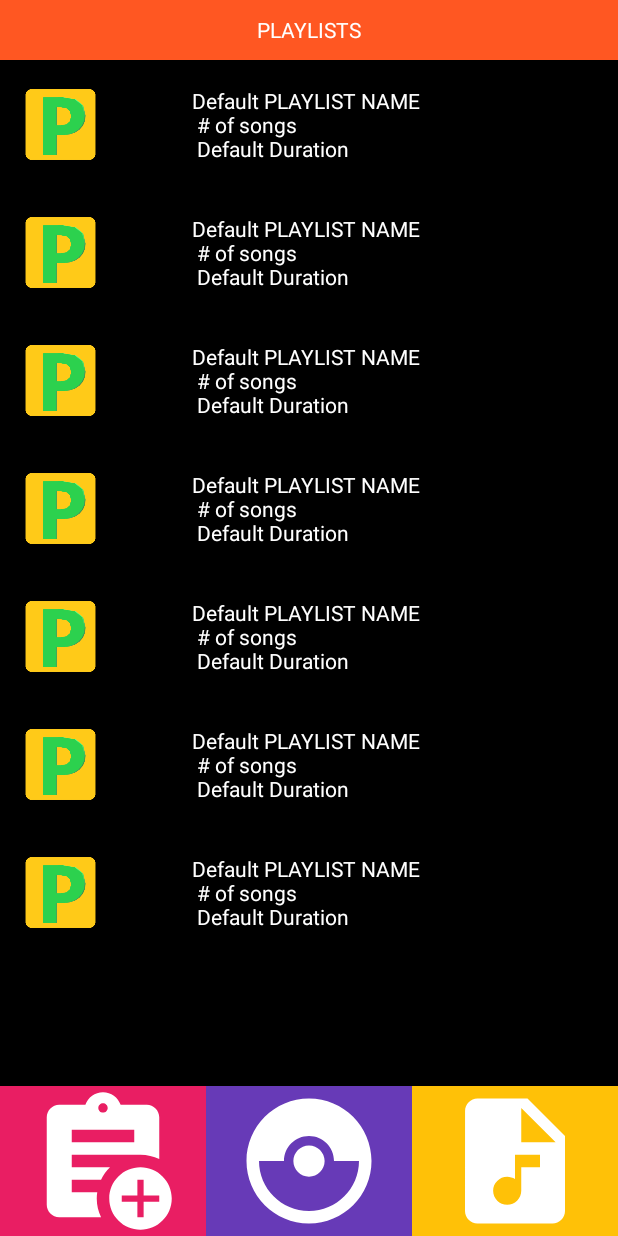
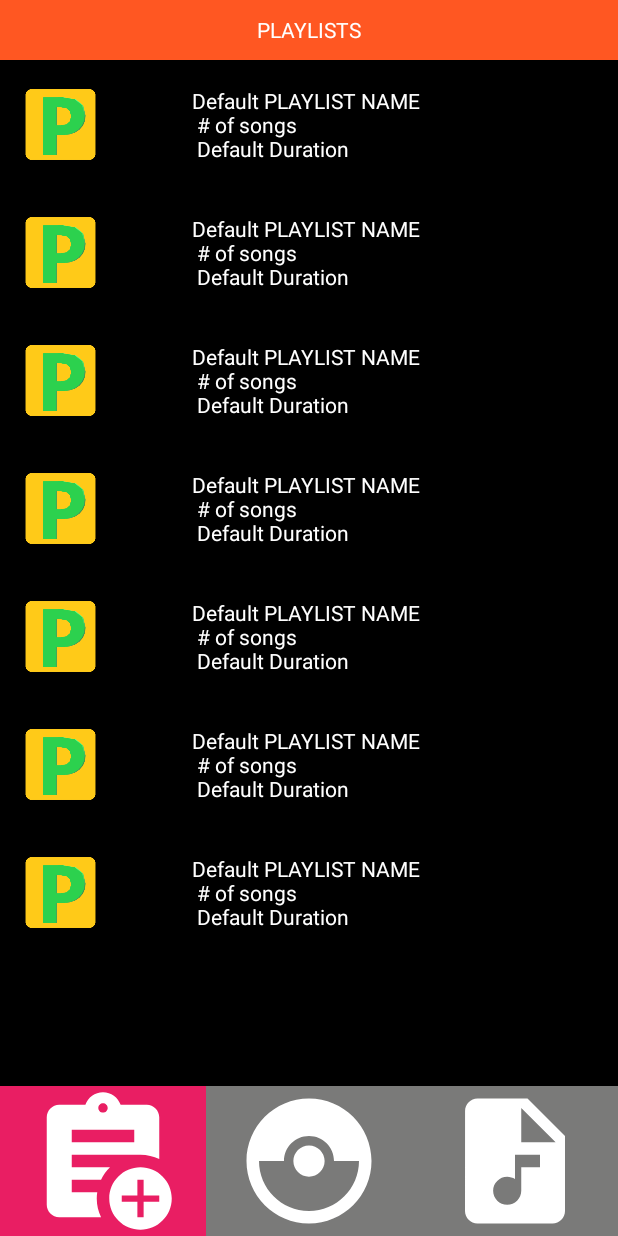
Before and after one commit to DavidTaylor5/Tacoma-Music-Player, an Android app: the MusicChooserFragment screen opened through its navigation route, on a phone screen of 412 x 824 dp. Run offline under Robolectric (Android 15) with nearby library versions, the phone set to English and light mode, and no system bars; our stand-ins replace Timber; 4 statements that could not run were skipped.

Commit message:
UI Update to have Navigation Buttons only be colored when on associated page, make it more clear to the user which page they are on.

```diff
--- a/app/src/main/java/com/example/tacomamusicplayer/fragment/MusicChooserFragment.kt
+++ b/app/src/main/java/com/example/tacomamusicplayer/fragment/MusicChooserFragment.kt
@@ -8,6 +8,7 @@ import androidx.fragment.app.Fragment
 import androidx.viewpager2.widget.ViewPager2
 import com.example.tacomamusicplayer.adapter.ScreenSlidePagerAdapter
 import com.example.tacomamusicplayer.databinding.FragmentMusicChooserBinding
+import com.example.tacomamusicplayer.enum.PageType
 
 class MusicChooserFragment: Fragment() {
 
@@ -41,6 +42,26 @@ class MusicChooserFragment: Fragment() {
         val pagerAdapter = ScreenSlidePagerAdapter(requireActivity())
         viewPager.adapter = pagerAdapter
 
+        val onPageChangedCallback = object: ViewPager2.OnPageChangeCallback() {
+            override fun onPageSelected(position: Int) {
+                super.onPageSelected(position)
+
+                when(position) {
+                    PageType.PLAYLIST_PAGE.type() -> {
+                        binding.navigationControl.setFocusOnNavigationButton(PageType.PLAYLIST_PAGE)
+                    }
+                    PageType.ALBUM_PAGE.type() -> {
+                        binding.navigationControl.setFocusOnNavigationButton(PageType.ALBUM_PAGE)
+                    }
+                    PageType.SONG_PAGE.type() -> {
+                        binding.navigationControl.setFocusOnNavigationButton(PageType.SONG_PAGE)
+                    }
+                }
+            }
+        }
+
+        viewPager.registerOnPageChangeCallback(onPageChangedCallback)
+
         binding.navigationControl.setPlaylistButtonOnClick {
             viewPager.currentItem = PLAYLIST_FRAGMENT
         }
--- a/app/src/main/java/com/example/tacomamusicplayer/fragment/pages/PlaylistFragment.kt
+++ b/app/src/main/java/com/example/tacomamusicplayer/fragment/pages/PlaylistFragment.kt
@@ -31,14 +31,8 @@ class PlaylistFragment(): Fragment() {
 
         binding = FragmentPlaylistBinding.inflate(inflater)
 
-        val observer: Observer<List<MediaItem>> = object : Observer<List<MediaItem>> {
-            override fun onChanged(value: List<MediaItem>) {
-                Timber.d("onCreateView: found albumList.size=${value.size}")
-            }
-        }
 
-        //Now I just need to create different fragments for each type?
-        parentViewModel.albumMediaItemList.observe(viewLifecycleOwner, observer)
+        //TODO I'll want to query data store for playlists
 
         setupPage()
 
--- a/app/src/main/java/com/example/tacomamusicplayer/fragment/pages/SongListFragment.kt
+++ b/app/src/main/java/com/example/tacomamusicplayer/fragment/pages/SongListFragment.kt
@@ -32,14 +32,16 @@ class SongListFragment(): Fragment() {
 
         binding = FragmentSonglistBinding.inflate(inflater)
 
-        val observer: Observer<List<MediaItem>> = object : Observer<List<MediaItem>> {
-            override fun onChanged(value: List<MediaItem>) {
-                Timber.d("onCreateView: found albumList.size=${value.size}")
-            }
-        }
+//        val observer: Observer<List<MediaItem>> = object : Observer<List<MediaItem>> {
+//            override fun onChanged(value: List<MediaItem>) {
+//                Timber.d("onCreateView: found albumList.size=${value.size}")
+//            }
+//        }
+//
+//        //Now I just need to create different fragments for each type?
+//        parentViewModel.albumMediaItemList.observe(viewLifecycleOwner, observer)
 
-        //Now I just need to create different fragments for each type?
-        parentViewModel.albumMediaItemList.observe(viewLifecycleOwner, observer)
+        //TODO I'll instead query the current mediaItem list -> this can be a playlist or an album of songs
 
         setupPage()
 
--- a/app/src/main/java/com/example/tacomamusicplayer/view/CustomNavigationControl.kt
+++ b/app/src/main/java/com/example/tacomamusicplayer/view/CustomNavigationControl.kt
@@ -1,6 +1,7 @@
 package com.example.tacomamusicplayer.view
 
 import android.content.Context
+import android.graphics.Color
 import android.util.AttributeSet
 import android.view.LayoutInflater
 import android.widget.ImageView
@@ -8,6 +9,9 @@ import android.widget.LinearLayout
 import android.widget.TextView
 import androidx.core.content.ContextCompat
 import com.example.tacomamusicplayer.R
+import com.example.tacomamusicplayer.databinding.CustomExoControllerUpdateBinding
+import com.example.tacomamusicplayer.databinding.ViewCustomNavigationControlBinding
+import com.example.tacomamusicplayer.enum.PageType
 
 class CustomNavigationControl @JvmOverloads constructor(
     context: Context,
@@ -15,16 +19,17 @@ class CustomNavigationControl @JvmOverloads constructor(
     defStyleAttr: Int = 0
 ): LinearLayout(context, attrs, defStyleAttr) {
 
-    //views inside of the custom layout
-    private lateinit var playlistButton: ImageView
-    private lateinit var browseAlbumButton: ImageView
-    private lateinit var albumButton: ImageView
+    private lateinit var binding: ViewCustomNavigationControlBinding
+    private val defaultPage: PageType = PageType.PLAYLIST_PAGE
 
     init {
 
         attrs?.let {
 
             val inflater = context.getSystemService(Context.LAYOUT_INFLATER_SERVICE) as LayoutInflater
+
+            //I gotta remember to actually attach to the view
+            binding = ViewCustomNavigationControlBinding.inflate(inflater, this, true)
 
             val typedArray = context.obtainStyledAttributes(it, R.styleable.CustomNavigationControl)
 
@@ -33,30 +38,44 @@ class CustomNavigationControl @JvmOverloads constructor(
             val albumBrowseImg = typedArray.getResourceId(R.styleable.CustomNavigationControl_albumBrowseImg, 0)
             val albumImg = typedArray.getResourceId(R.styleable.CustomNavigationControl_albumImg, 0)
 
-            //finalte default layout
-            inflater.inflate(R.layout.view_custom_navigation_control, this)
+            binding.playlistButton.setImageDrawable(ContextCompat.getDrawable(context, playlistImg))
+            binding.albumlistButton.setImageDrawable(ContextCompat.getDrawable(context, albumBrowseImg))
+            binding.songlistButton.setImageDrawable(ContextCompat.getDrawable(context, albumImg))
 
-            //get references to views in default layout
-            playlistButton = findViewById(R.id.playlist_button)
-            browseAlbumButton = findViewById(R.id.album_browse_button)
-            albumButton = findViewById(R.id.album_button)
-
-            playlistButton.setImageDrawable(ContextCompat.getDrawable(context, playlistImg))
-            browseAlbumButton.setImageDrawable(ContextCompat.getDrawable(context, albumBrowseImg))
-            albumButton.setImageDrawable(ContextCompat.getDrawable(context, albumImg))
+            setFocusOnNavigationButton(defaultPage)
         }
 
     }
 
     fun setPlaylistButtonOnClick(callback: () -> Unit) {
-        playlistButton.setOnClickListener { callback() }
+        binding.playlistButton.setOnClickListener { callback() }
     }
 
     fun setBrowseAlbumButtonOnClick(callback: () -> Unit) {
-        browseAlbumButton.setOnClickListener { callback() }
+        binding.albumlistButton.setOnClickListener { callback() }
     }
 
     fun setAlbumButtonOnClick(callback: () -> Unit) {
-        albumButton.setOnClickListener { callback() }
+        binding.songlistButton.setOnClickListener { callback() }
+    }
+
+    fun setFocusOnNavigationButton(page: PageType) {
+        when(page) {
+            PageType.PLAYLIST_PAGE -> {
+                binding.playlistButton.setBackgroundColor(ContextCompat.getColor(context, R.color.playlist_button_focused))
+                binding.albumlistButton.setBackgroundColor(ContextCompat.getColor(context, R.color.unfocused_button))
+                binding.songlistButton.setBackgroundColor(ContextCompat.getColor(context, R.color.unfocused_button))
+            }
+            PageType.ALBUM_PAGE -> {
+                binding.playlistButton.setBackgroundColor(ContextCompat.getColor(context, R.color.unfocused_button))
+                binding.albumlistButton.setBackgroundColor(ContextCompat.getColor(context, R.color.albumlist_button_focused))
+                binding.songlistButton.setBackgroundColor(ContextCompat.getColor(context, R.color.unfocused_button))
+            }
+            PageType.SONG_PAGE -> {
+                binding.playlistButton.setBackgroundColor(ContextCompat.getColor(context, R.color.unfocused_button))
+                binding.albumlistButton.setBackgroundColor(ContextCompat.getColor(context, R.color.unfocused_button))
+                binding.songlistButton.setBackgroundColor(ContextCompat.getColor(context, R.color.songlist_button_focused))
+            }
+        }
     }
 }
--- a/app/src/main/res/layout/view_custom_navigation_control.xml
+++ b/app/src/main/res/layout/view_custom_navigation_control.xml
@@ -12,20 +12,20 @@
         android:layout_width="match_parent"
         android:layout_height="match_parent"
         android:layout_weight="1"
-        android:background="#E91E63"/>
+        android:background="@color/unfocused_button"/>
 
     <ImageView
-        android:id="@+id/album_browse_button"
+        android:id="@+id/albumlist_button"
         android:layout_width="match_parent"
         android:layout_height="match_parent"
         android:layout_weight="1"
-        android:background="#673AB7"/>
+        android:background="@color/unfocused_button"/>
 
     <ImageView
-        android:id="@+id/album_button"
+        android:id="@+id/songlist_button"
         android:layout_width="match_parent"
         android:layout_height="match_parent"
         android:layout_weight="1"
-        android:background="#FFC107"/>
+        android:background="@color/unfocused_button"/>
 
 </LinearLayout>
--- a/app/src/main/res/values/colors.xml
+++ b/app/src/main/res/values/colors.xml
@@ -11,4 +11,10 @@
     <color name="primary_text">#FFFFFFFF</color>
     <color name="secondary_text">#757575</color>
     <color name="divider_color">#BDBDBD</color>
+
+    <color name="playlist_button_focused">#E91E63</color>
+    <color name="albumlist_button_focused">#673AB7</color>
+    <color name="songlist_button_focused">#FFC107</color>
+    <color name="unfocused_button">#7A7A79</color>
+
 </resources>
```
